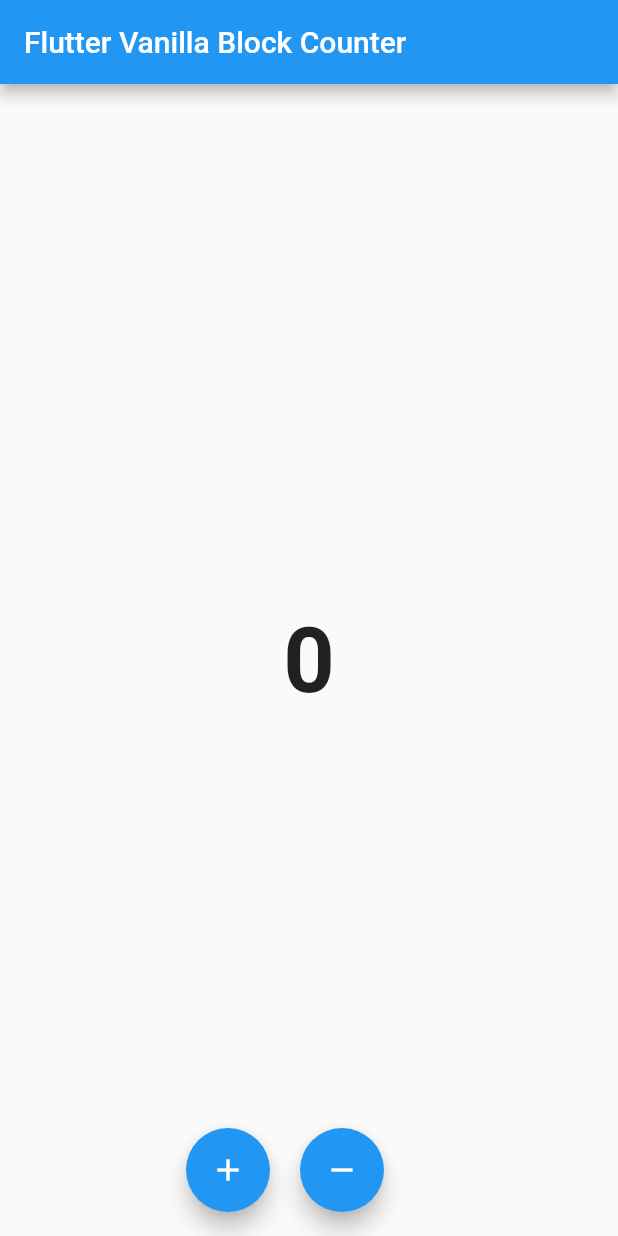
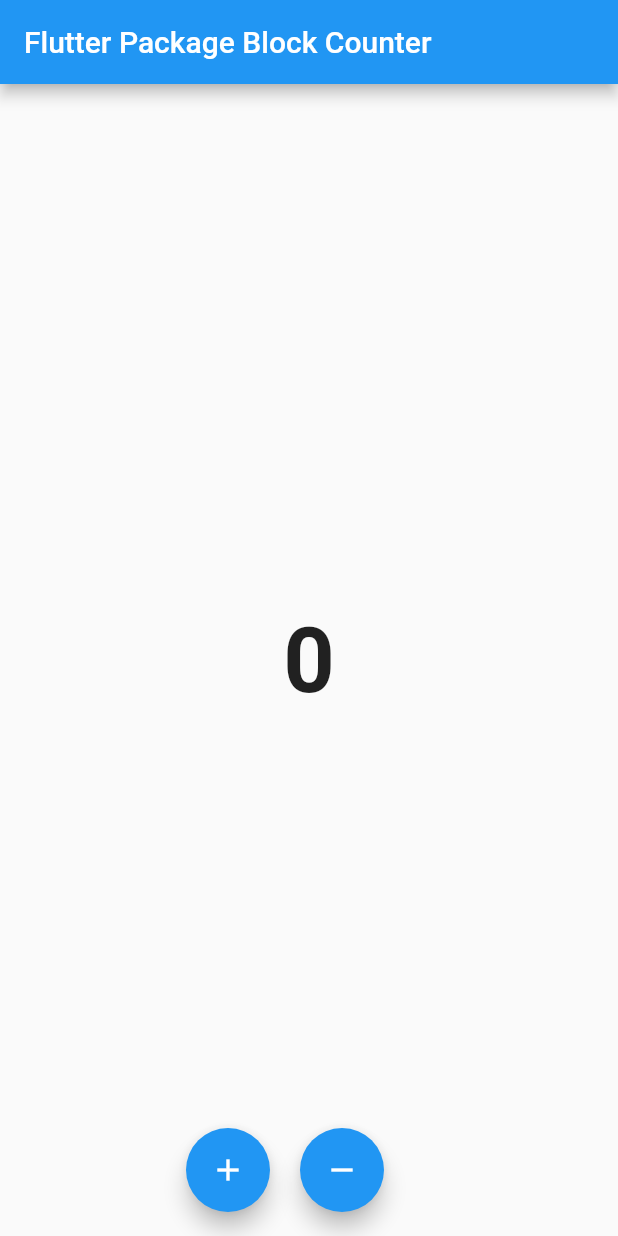
Before and after one commit to rvdrover/package_bloc_flutter_counter, a Flutter app: the screen it shows after launch, on a phone screen of 412 x 824 dp. Run offline on Flutter 3.47's test engine with Material 2 defaults, Android fonts, the light colour scheme and no system bars; our stand-ins replace bloc, flutter_bloc.

Commit message:
rename title

```diff
--- a/lib/main.dart
+++ b/lib/main.dart
@@ -19,7 +19,7 @@
       ),
       home:  BlocProvider(
         create: (context) => CounterBloc(),
-        child: const MyHomePage(title: 'Flutter Vanilla Block Counter'),
+        child: const MyHomePage(title: 'Flutter Package Block Counter'),
       ),
     );
   }
```
